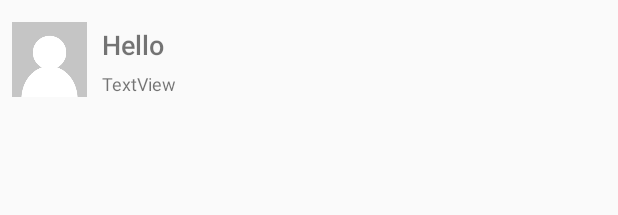
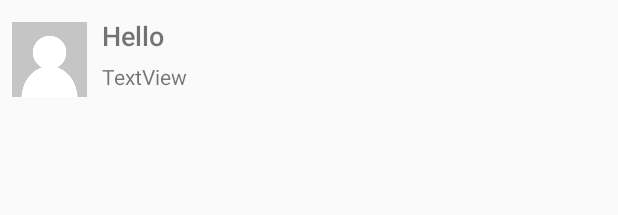
Before and after one commit to DBprod/ChatApp, an Android app: the layout single_contact.xml on its own in the app's theme, with its tools: preview values and no code run, on a phone screen of 412 x 824 dp. Shown: the top 215 px of the screen. Run offline under Robolectric (Android 15) with nearby library versions, the phone set to English and light mode, and no system bars.

Commit message:
Small changes

```diff
--- a/app/src/main/java/com/example/chatapp/MainActivity.java
+++ b/app/src/main/java/com/example/chatapp/MainActivity.java
@@ -149,7 +149,8 @@ public class MainActivity extends AppCompatActivity implements LogoutDialog.Logo
 
             searchView.setOnQueryTextListener(new SearchView.OnQueryTextListener() {
                 @Override
-                public boolean onQueryTextSubmit(final String s) {
+                public boolean onQueryTextSubmit(String s) {
+                    final String receiverId = s.trim();
                     DatabaseReference receiverUserRef = FirebaseDatabase.getInstance().getReference().child("Users").child(s);
                     receiverUserRef.addListenerForSingleValueEvent(new ValueEventListener() {
                         @Override
@@ -159,7 +160,7 @@ public class MainActivity extends AppCompatActivity implements LogoutDialog.Logo
                                 final String receiverMod = dataSnapshot.child("mod").getValue().toString();
                                 final String receiverExp = dataSnapshot.child("exp").getValue().toString();
                                 Intent viewMessagesIntent = new Intent(MainActivity.this, MessageActivity.class);
-                                viewMessagesIntent.putExtra("uid", s);
+                                viewMessagesIntent.putExtra("uid", receiverId);
                                 viewMessagesIntent.putExtra("receiverName", receiverName);
                                 viewMessagesIntent.putExtra("receiverMod", receiverMod);
                                 viewMessagesIntent.putExtra("receiverExp", receiverExp);
@@ -286,6 +287,7 @@ public class MainActivity extends AppCompatActivity implements LogoutDialog.Logo
         if(logout){
             mAuth.signOut();
             prefEditor.clear().commit();
+            Encryptor.privateKey = "1";
         }
     }
 }
--- a/app/src/main/java/com/example/chatapp/MessageActivity.java
+++ b/app/src/main/java/com/example/chatapp/MessageActivity.java
@@ -331,6 +331,7 @@ public class MessageActivity extends AppCompatActivity implements LogoutDialog.L
         if(logout){
             mAuth.signOut();
             prefEditor.clear().commit();
+            Encryptor.privateKey = "1";
         }
     }
 }
--- a/app/src/main/res/layout/single_contact.xml
+++ b/app/src/main/res/layout/single_contact.xml
@@ -23,8 +23,8 @@
     </LinearLayout>
 
     <LinearLayout
-        android:layout_width="340dp"
-        android:layout_height="wrap_content"
+        android:layout_width="341dp"
+        android:layout_height="68dp"
         android:layout_gravity="center"
         android:layout_marginRight="8dp"
         android:orientation="vertical">
@@ -45,14 +45,14 @@
 
         <TextView
             android:id="@+id/recentMessage"
-            android:layout_width="match_parent"
-            android:layout_height="15sp"
+            android:layout_width="320dp"
+            android:layout_height="20dp"
             android:layout_marginLeft="10dp"
             android:layout_marginTop="0dp"
             android:layout_marginRight="10dp"
             android:layout_marginBottom="5dp"
             android:text="TextView"
-            android:textSize="12sp" />
+            android:textSize="14sp" />
     </LinearLayout>
 
 
```
